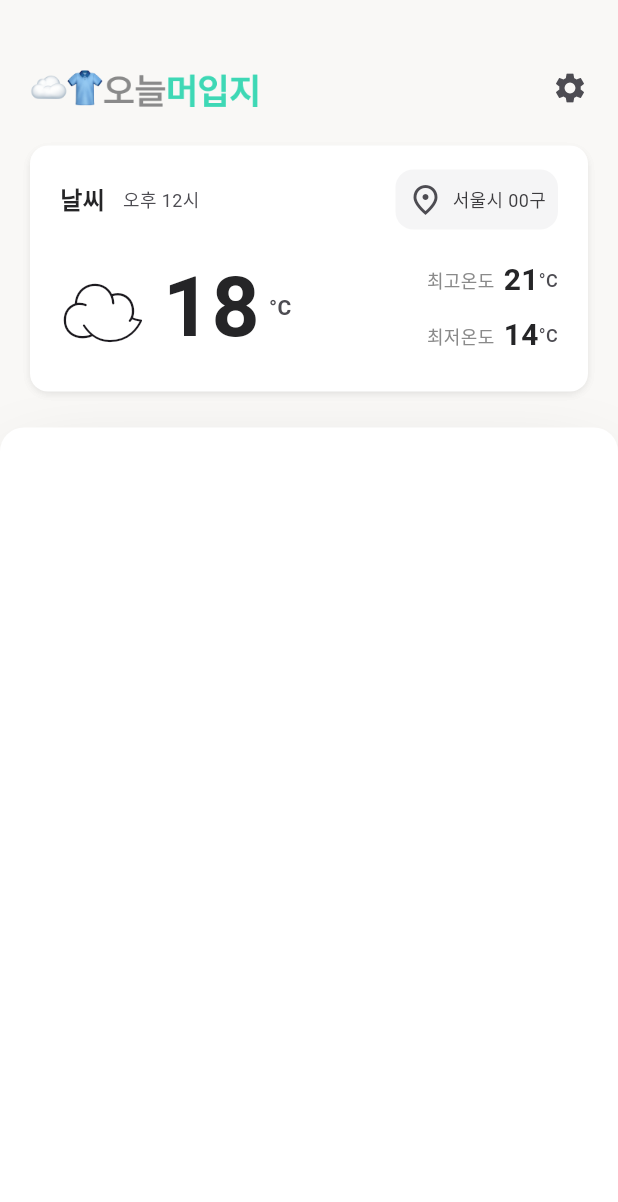
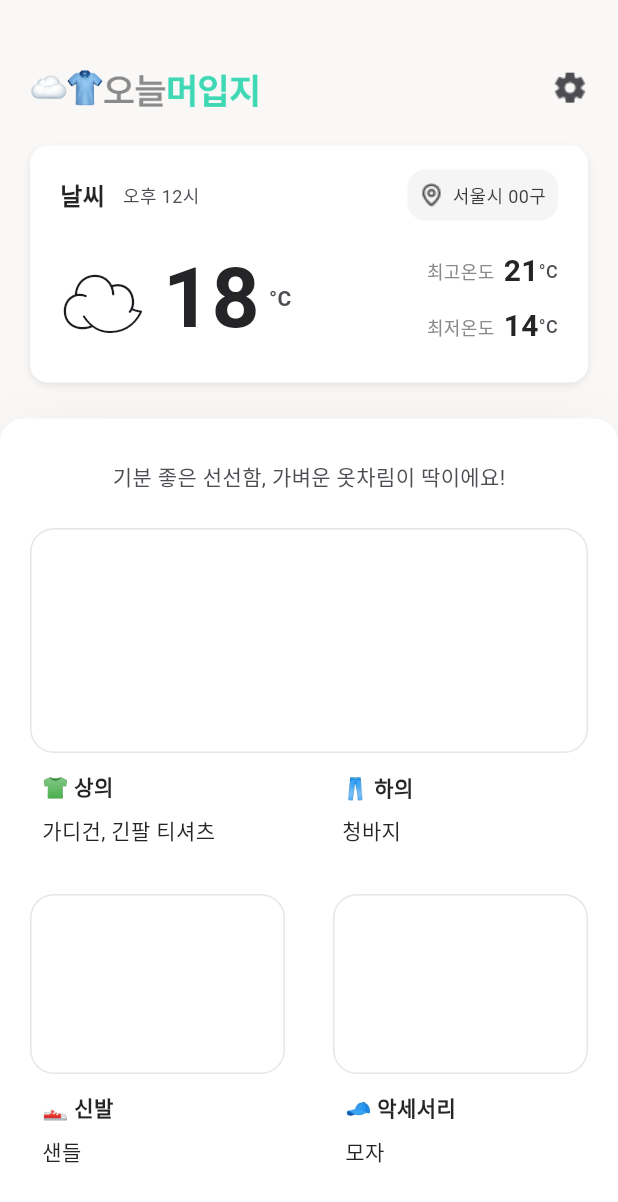
Before and after one commit to b14nc444/what-to-wear, a Flutter app: the screen it shows after launch, on a phone screen of 412 x 824 dp. Shown: the top 1202 px of the screen. Run offline on Flutter 3.47's test engine with Material 3 defaults, Android fonts, the light colour scheme and no system bars; our stand-ins replace firebase_core; accounts and stored records are empty; Roboto replaces fonts that are missing (Pretendard).

Commit message:
feat: what_to_wear_container 레이아웃 배치

```diff
--- a/lib/assets/assets.dart
+++ b/lib/assets/assets.dart
@@ -4,4 +4,8 @@
   static const String logo = 'lib/assets/images/logo_x2.png';
   static Image get logoImage =>
       Image.asset(logo, width: 152, height: 29, fit: BoxFit.contain);
+  static Image get locationIcon =>
+      Image.asset('lib/assets/images/location.png');
+  static Image get settingsIcon =>
+      Image.asset('lib/assets/images/settings.png');
 }
--- a/lib/main.dart
+++ b/lib/main.dart
@@ -1,8 +1,6 @@
 import 'package:flutter/material.dart';
 import 'package:firebase_core/firebase_core.dart';
-import 'package:muipzi/assets/assets.dart';
 import 'package:muipzi/screens/home/home_screen.dart';
-import 'package:muipzi/screens/splash_screen.dart';
 import 'package:muipzi/theme/app_colors.dart';
 import 'firebase_options.dart';
 
--- a/lib/screens/home/home_screen.dart
+++ b/lib/screens/home/home_screen.dart
@@ -1,6 +1,6 @@
 import 'package:flutter/material.dart';
 import 'package:muipzi/assets/assets.dart';
-import 'package:muipzi/screens/home/main_content_card.dart';
+import 'package:muipzi/screens/home/main_content_container.dart';
 import 'package:muipzi/screens/home/weather_info_card.dart';
 import 'package:muipzi/theme/app_colors.dart';
 
@@ -25,21 +25,14 @@
               child: Row(
                 mainAxisAlignment: MainAxisAlignment.spaceBetween,
                 crossAxisAlignment: CrossAxisAlignment.center,
-                children: [
-                  AppAssets.logoImage,
-                  const Icon(
-                    Icons.settings,
-                    color: AppColors.gray700,
-                    size: 24,
-                  ),
-                ],
+                children: [AppAssets.logoImage, AppAssets.settingsIcon],
               ),
             ),
             const Padding(
               padding: EdgeInsets.symmetric(horizontal: 20),
               child: WeatherInfoCard(),
             ),
-            MainContentCard(),
+            MainContentContainer(),
           ],
         ),
       ),
--- a/lib/screens/home/main_content_card.dart
+++ /dev/null
@@ -1,31 +0,0 @@
-import 'package:flutter/material.dart';
-
-class MainContentCard extends StatelessWidget {
-  const MainContentCard({super.key});
-
-  @override
-  Widget build(BuildContext context) {
-    return Expanded(
-      child: Container(
-        padding: const EdgeInsets.only(top: 28, left: 20, right: 20),
-        decoration: const ShapeDecoration(
-          color: Colors.white,
-          shape: RoundedRectangleBorder(
-            borderRadius: BorderRadius.only(
-              topLeft: Radius.circular(16),
-              topRight: Radius.circular(16),
-            ),
-          ),
-          shadows: [
-            BoxShadow(
-              color: Color(0x3F000000),
-              blurRadius: 50,
-              offset: Offset(0, 25),
-              spreadRadius: -12,
-            ),
-          ],
-        ),
-      ),
-    );
-  }
-}
--- /dev/null
+++ b/lib/screens/home/main_content_container.dart
@@ -0,0 +1,47 @@
+import 'package:flutter/material.dart';
+import 'package:muipzi/screens/home/what_to_wear_container.dart';
+import 'package:muipzi/theme/app_colors.dart';
+
+class MainContentContainer extends StatelessWidget {
+  const MainContentContainer({super.key});
+
+  @override
+  Widget build(BuildContext context) {
+    return Expanded(
+      child: Container(
+        padding: const EdgeInsets.only(top: 28, left: 20, right: 20),
+        decoration: MainContentContainerDecoration(),
+        child: Column(
+          spacing: 24,
+          children: [
+            Text(
+              "기분 좋은 선선함, 가벼운 옷차림이 딱이에요!",
+              style: TextStyle(color: AppColors.gray700, fontSize: 14),
+            ),
+            WhatToWearContainer(),
+          ],
+        ),
+      ),
+    );
+  }
+
+  ShapeDecoration MainContentContainerDecoration() {
+    return const ShapeDecoration(
+      color: Colors.white,
+      shape: RoundedRectangleBorder(
+        borderRadius: BorderRadius.only(
+          topLeft: Radius.circular(16),
+          topRight: Radius.circular(16),
+        ),
+      ),
+      shadows: [
+        BoxShadow(
+          color: Color(0x3F000000),
+          blurRadius: 50,
+          offset: Offset(0, 25),
+          spreadRadius: -12,
+        ),
+      ],
+    );
+  }
+}
--- a/lib/screens/home/weather_info_card.dart
+++ b/lib/screens/home/weather_info_card.dart
@@ -1,4 +1,5 @@
 import 'package:flutter/material.dart';
+import 'package:muipzi/assets/assets.dart';
 import 'package:muipzi/screens/home/temperature_row.dart';
 import 'package:muipzi/theme/app_colors.dart';
 
@@ -66,7 +67,7 @@
                 child: Row(
                   spacing: 6,
                   children: [
-                    const Icon(Icons.place_outlined, color: AppColors.gray700),
+                    AppAssets.locationIcon,
                     const Text(
                       '서울시 00구',
                       style: TextStyle(color: AppColors.gray900, fontSize: 12),
--- /dev/null
+++ b/lib/screens/home/what_to_wear_container.dart
@@ -0,0 +1,124 @@
+import 'package:flutter/material.dart';
+import 'package:muipzi/theme/app_colors.dart';
+
+class WhatToWearContainer extends StatelessWidget {
+  const WhatToWearContainer({super.key});
+
+  @override
+  Widget build(BuildContext context) {
+    return Column(
+      spacing: 32,
+      children: [
+        //상하의
+        Column(
+          spacing: 12,
+          children: [
+            ClothingDisplayBox(height: 150),
+            Row(
+              spacing: 28,
+              children: [
+                Expanded(
+                  child: ClothingDescription(
+                    label: '👕 상의',
+                    clothes: '가디건, 긴팔 티셔츠',
+                  ),
+                ),
+                Expanded(
+                  child: ClothingDescription(label: '👖 하의', clothes: '청바지'),
+                ),
+              ],
+            ),
+          ],
+        ),
+        //신발, 악세사리
+        Row(
+          spacing: 32,
+          children: [
+            //신발
+            Expanded(
+              child: Column(
+                crossAxisAlignment: CrossAxisAlignment.start,
+                spacing: 12,
+                children: [
+                  ClothingDisplayBox(height: 120),
+                  ClothingDescription(label: '👟 신발', clothes: '샌들'),
+                ],
+              ),
+            ),
+            //악세사리
+            Expanded(
+              child: Column(
+                crossAxisAlignment: CrossAxisAlignment.start,
+                spacing: 12,
+                children: [
+                  ClothingDisplayBox(height: 120),
+                  ClothingDescription(label: '🧢 악세서리', clothes: '모자'),
+                ],
+              ),
+            ),
+          ],
+        ),
+      ],
+    );
+  }
+}
+
+class ClothingDisplayBox extends StatelessWidget {
+  const ClothingDisplayBox({super.key, required this.height});
+
+  final double height;
+
+  @override
+  Widget build(BuildContext context) {
+    return Container(
+      height: height,
+      decoration: ShapeDecoration(
+        color: Colors.white,
+        shape: RoundedRectangleBorder(
+          side: BorderSide(width: 1, color: AppColors.gray100),
+          borderRadius: BorderRadius.circular(16),
+        ),
+      ),
+    );
+  }
+}
+
+class ClothingDescription extends StatelessWidget {
+  const ClothingDescription({
+    super.key,
+    required this.label,
+    required this.clothes,
+  });
+
+  final String label;
+  final String clothes;
+
+  @override
+  Widget build(BuildContext context) {
+    return Padding(
+      padding: const EdgeInsets.symmetric(horizontal: 8),
+      child: Column(
+        crossAxisAlignment: CrossAxisAlignment.start,
+        spacing: 8,
+        children: [
+          Text(
+            label,
+            style: TextStyle(
+              color: AppColors.gray950,
+              fontSize: 14,
+              fontWeight: FontWeight.w600,
+            ),
+          ),
+          Text(
+            clothes,
+            style: TextStyle(
+              color: AppColors.gray950,
+              fontSize: 14,
+              fontWeight: FontWeight.w400,
+            ),
+          ),
+        ],
+      ),
+    );
+  }
+}
--- a/lib/screens/splash_screen.dart
+++ b/lib/screens/splash_screen.dart
@@ -1,6 +1,5 @@
 import 'package:flutter/material.dart';
 import 'package:muipzi/assets/assets.dart';
-import 'package:muipzi/main.dart';
 import 'package:muipzi/screens/location_permission_screen.dart';
 
 class SplashScreen extends StatelessWidget {
```
Also changed, not shown: lib/assets/images/location.png (added), lib/assets/images/location.svg (added), lib/assets/images/settings.png (added), lib/assets/images/settings.svg (added).
